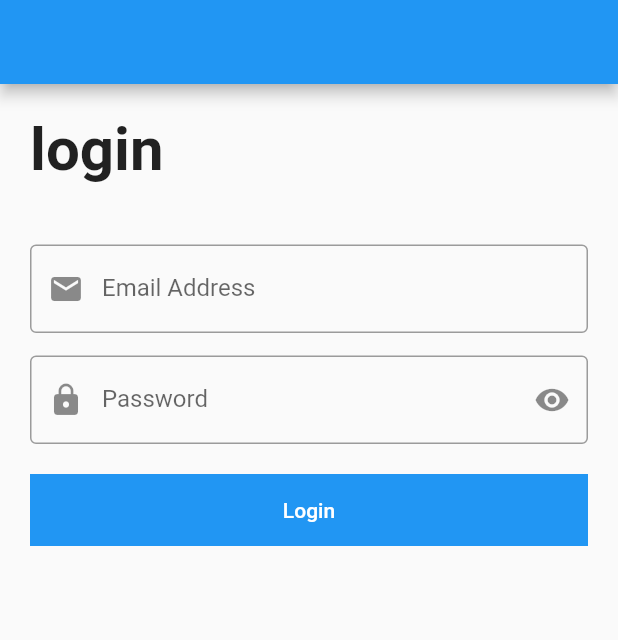
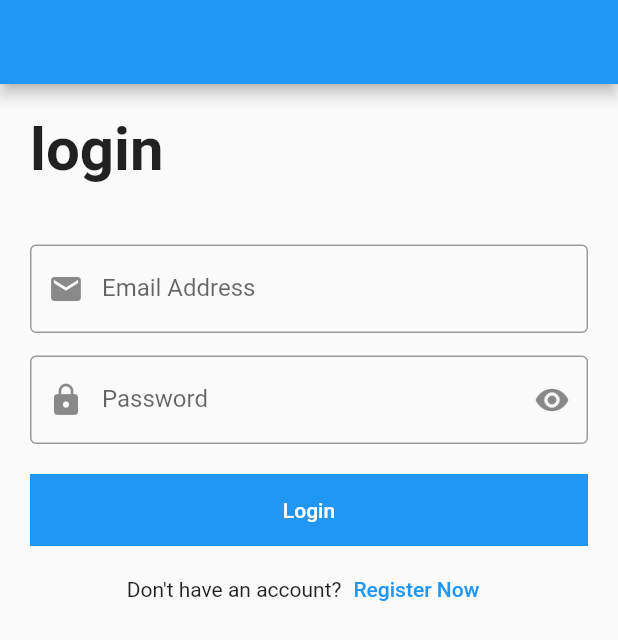
Before and after one commit to Mahmoud-Megz/login-design-flutter, a Flutter app: the screen it shows after launch, on a phone screen of 412 x 824 dp. Shown: the top 640 px of the screen. Run offline on Flutter 3.47's test engine with Material 2 defaults, Android fonts, the phone set to English and light mode, and no system bars.

Commit message:
message with commit

```diff
--- a/lib/login_screen.dart
+++ b/lib/login_screen.dart
@@ -84,6 +84,18 @@ var password = TextEditingController();
                     ),
                   ),
                 ),
+              ),
+              SizedBox(
+                height: 5,
+              ),
+
+              Row(
+                mainAxisAlignment: MainAxisAlignment.center,
+                children: [
+                  Text("Don't have an account?"),
+                  TextButton(onPressed: () {},
+                      child: Text("Register Now"))
+                ],
               )
           ],
     ),
```
